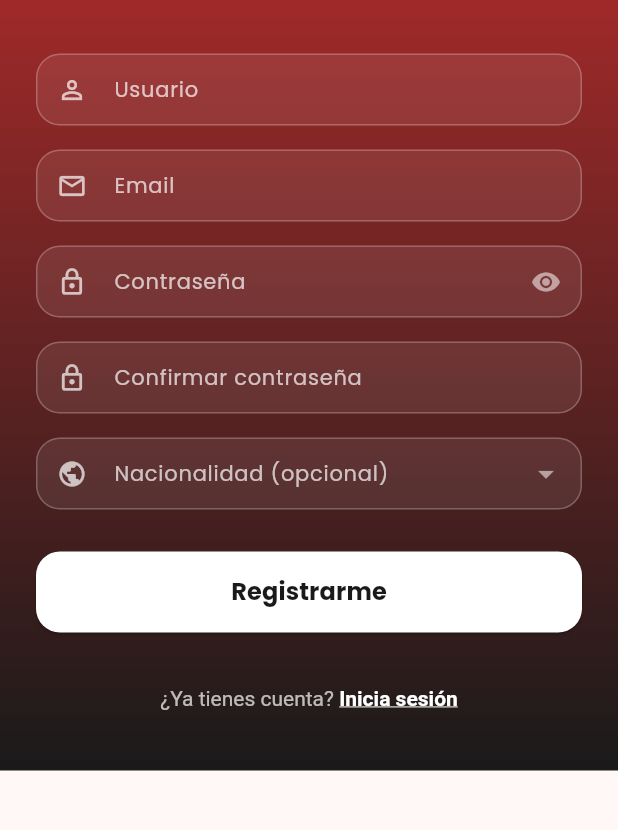
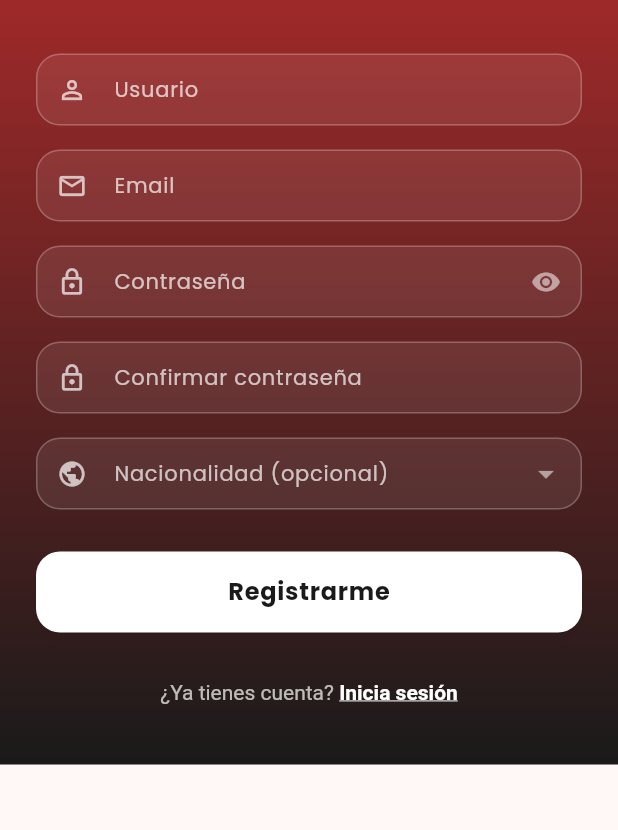
Before and after one commit to JossGuerrero/Avianco_flutter, a Flutter app: the RegisterScreen screen opened by its route, on a phone screen of 412 x 824 dp, the part 299-1129 px from its top. Run offline on Flutter 3.47's test engine with Material 3 defaults, Android fonts, the phone set to English and light mode, and no system bars; our stand-ins replace fl_chart, google_fonts, shared_preferences; accounts and stored records are empty; network calls fail.

Commit message:
boton registrarme, enlace inicio de sesion

```diff
--- a/lib/screens/register_screen.dart
+++ b/lib/screens/register_screen.dart
@@ -274,32 +274,43 @@ class _RegisterScreenState extends State<RegisterScreen> {
                       onPressed: _loading ? null : _register,
                       style: ElevatedButton.styleFrom(
                         backgroundColor: Colors.white,
+                        foregroundColor: AppColors.dark,
+                        elevation: 2,
+                        shadowColor: Colors.black.withValues(alpha: 0.3),
                         shape: RoundedRectangleBorder(
                           borderRadius: BorderRadius.circular(16),
                         ),
                       ),
                       child: _loading
-                          ? const CircularProgressIndicator(
-                              color: AppColors.primary,
+                          ? const SizedBox(
+                              width: 24,
+                              height: 24,
+                              child: CircularProgressIndicator(
+                                color: AppColors.primary,
+                                strokeWidth: 2.5,
+                              ),
                             )
                           : const Text(
                               'Registrarme',
                               style: TextStyle(
                                 fontSize: 16,
                                 fontWeight: FontWeight.bold,
-                                color: AppColors.dark,
+                                letterSpacing: 0.5,
                               ),
                             ),
                     ),
                   ),
-                  const SizedBox(height: 20),
+                  const SizedBox(height: 16),
                   TextButton(
                     onPressed: () =>
                         Navigator.pushReplacementNamed(context, '/login'),
+                    style: TextButton.styleFrom(
+                      padding: const EdgeInsets.symmetric(vertical: 12),
+                    ),
                     child: RichText(
                       text: const TextSpan(
                         text: '¿Ya tienes cuenta? ',
-                        style: TextStyle(color: Colors.white70),
+                        style: TextStyle(color: Colors.white70, fontSize: 14),
                         children: [
                           TextSpan(
                             text: 'Inicia sesión',
```
